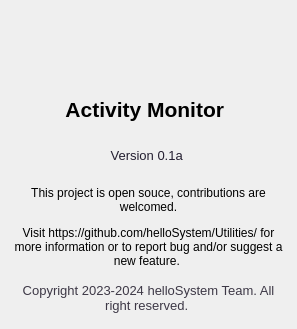
helloSystem/Utilities, file Under Construction/Activity Monitor.app/Resources/dialog_about.ui: the form before one commit.
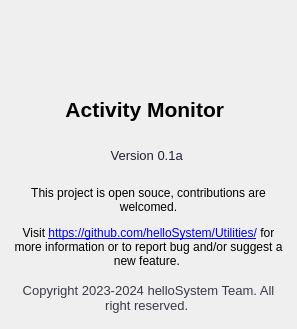
The form after the commit. Icons and pictures are not drawn.

What changed in the file:
```diff
--- a/Under Construction/Activity Monitor.app/Resources/dialog_about.ui
+++ b/Under Construction/Activity Monitor.app/Resources/dialog_about.ui
@@ -154,10 +154,10 @@
                     <item>
                         <widget class="QLabel" name="about_text">
                             <property name="text">
-                                <string>&lt;html&gt;&lt;head/&gt;&lt;body&gt;&lt;p align=&quot;center&quot;&gt;This
-                                    project is open souce, contributions are welcomed.&lt;/p&gt;&lt;p align=&quot;center&quot;&gt;Visit
-                                    https://github.com/helloSystem/Utilities/ for more information or to report bug
-                                    and/or suggest a new feature.&lt;/p&gt;&lt;/body&gt;&lt;/html&gt;
+        <string>&lt;html&gt;&lt;head/&gt;&lt;body&gt;&lt;p align=&quot;center&quot;&gt;This project is open souce,
+         contributions are welcomed.&lt;/p&gt;&lt;p align=&quot;center&quot;&gt;Visit &lt;a href=&quot;https://github.com/helloSystem/Utilities/&quot;&gt;&lt;span
+         style=&quot; text-decoration: underline; color:#0000ff;&quot;&gt;https://github.com/helloSystem/Utilities/&lt;/span&gt;&lt;/a&gt;
+         for more information or to report bug and/or suggest a new feature.&lt;/p&gt;&lt;/body&gt;&lt;/html&gt;
                                 </string>
                             </property>
                             <property name="textFormat">
```
Left out of the diff: 13 changed lines with no effect on the pictures. Lines whose indentation alone changed are shown as unchanged.
